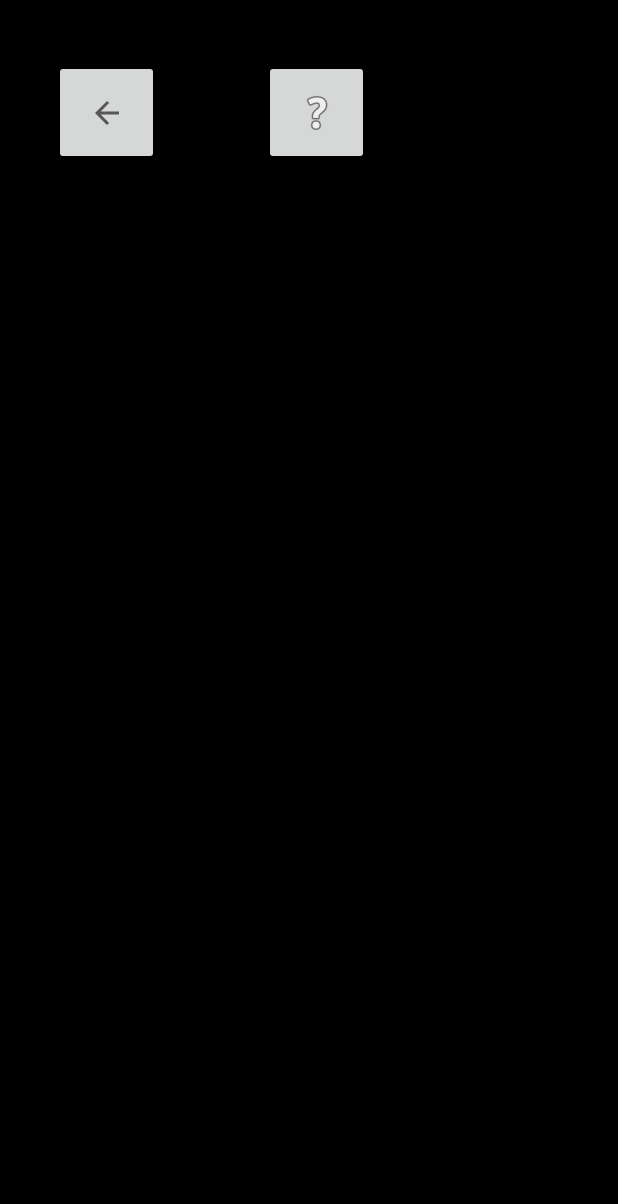
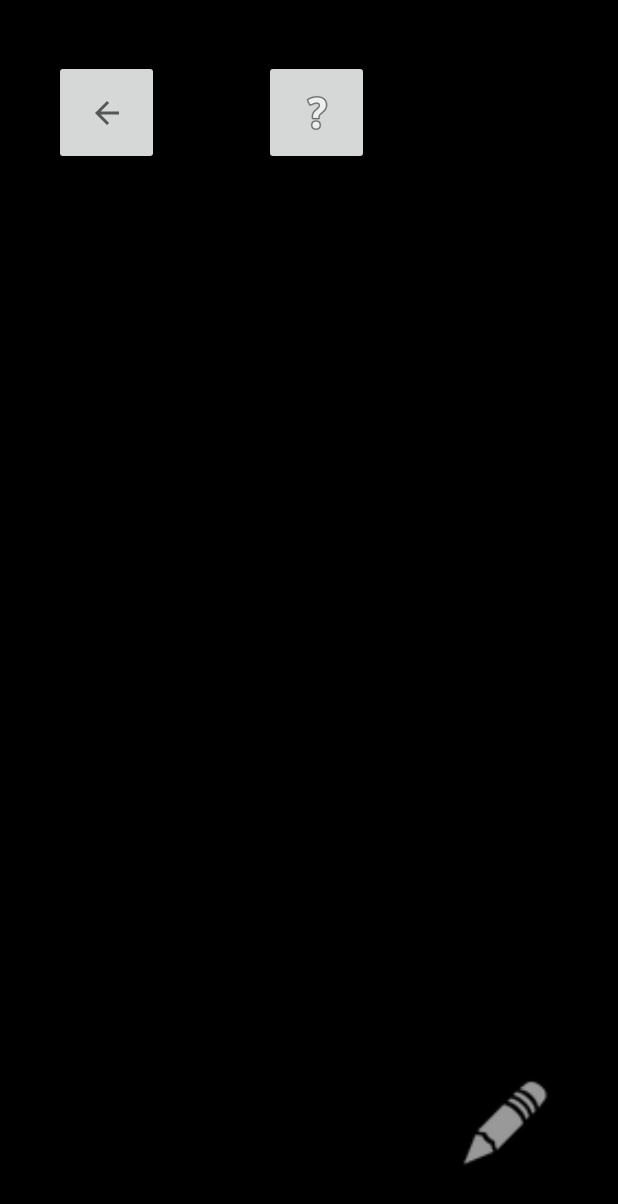
Before and after one commit to aydayurtoglu/CS102-project, an Android app: the ExistingProject screen opened directly, with no data from a screen before it, on a phone screen of 412 x 824 dp. Shown: the top 1204 px of the screen. Run offline under Robolectric (Android 15) with nearby library versions, the light colour scheme and no system bars; 1 statement that could not run was skipped.

Commit message:
Revert "Merge branch 'master' of https://github.com/aydayurtoglu/CS102-project"
This reverts commit 3d1ffc2cbdf6504692e5081f58d92c9278cad782, reversing
changes made to adf00665371bc178bf0116aec21b33e61511ff61.

```diff
--- a/Demo/app/src/main/java/com/example/momentum_demo/ExistingProject.java
+++ b/Demo/app/src/main/java/com/example/momentum_demo/ExistingProject.java
@@ -12,8 +12,6 @@ public class ExistingProject extends AppCompatActivity {
 
     private ImageButton buttonBack;
     private ImageButton buttonRename;
-    private Project project;
-
 
     @SuppressLint("WrongViewCast")
     @Override
@@ -22,7 +20,7 @@ public class ExistingProject extends AppCompatActivity {
         setContentView(R.layout.activity_existing_project);
 
         buttonBack = findViewById(R.id.backButton);
-       // buttonRename = findViewById(R.id.renameButton);
+        buttonRename = findViewById(R.id.renameButton);
 
         buttonBack.setOnClickListener(new View.OnClickListener() {
             @Override
@@ -31,8 +29,5 @@ public class ExistingProject extends AppCompatActivity {
                 startActivity(intent);
             }
         });
-
-
-
     }
 }
--- a/Demo/app/src/main/res/layout/activity_existing_project.xml
+++ b/Demo/app/src/main/res/layout/activity_existing_project.xml
@@ -38,4 +38,15 @@
         app:layout_constraintVertical_bias="0.0"
         app:srcCompat="?attr/homeAsUpIndicator" />
 
+    <ImageView
+        android:id="@+id/renameButton"
+        android:layout_width="70dp"
+        android:layout_height="70dp"
+        android:layout_marginEnd="40dp"
+        android:layout_marginRight="40dp"
+        android:layout_marginBottom="40dp"
+        android:contentDescription="@android:string/untitled"
+        app:layout_constraintBottom_toBottomOf="parent"
+        app:layout_constraintEnd_toEndOf="parent"
+        app:srcCompat="@android:drawable/ic_menu_edit" />
 </androidx.constraintlayout.widget.ConstraintLayout>
```
Also changed, not shown: Demo/app/src/main/java/com/example/momentum_demo/Main2Activity.java (added, +76 -0 lines), Demo/app/src/main/res/layout/activity_main2.xml (+4 -4 lines), 3 other files.
